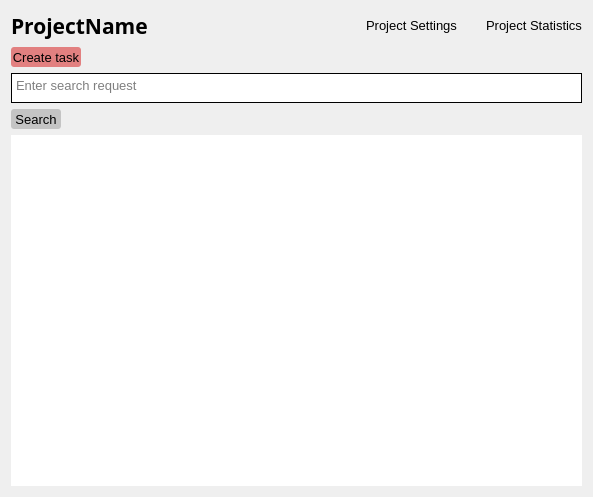
Unkorunk/task-tracker, file task-tracker-frontend/ProjectWidget.ui: the form before one commit.
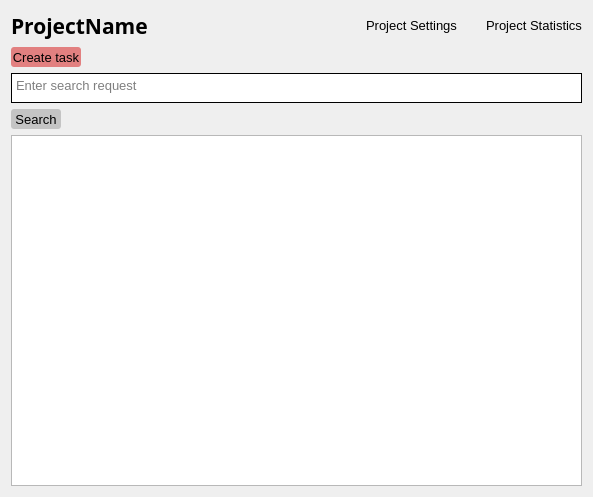
The form after the commit.

Commit message: stop resize window after click on task

Patch:
```diff
--- a/task-tracker-frontend/ProjectWidget.ui
+++ b/task-tracker-frontend/ProjectWidget.ui
@@ -201,8 +201,14 @@
      </item>
      <item>
       <widget class="QListWidget" name="listWidget">
+       <property name="sizePolicy">
+        <sizepolicy hsizetype="Expanding" vsizetype="Expanding">
+         <horstretch>0</horstretch>
+         <verstretch>0</verstretch>
+        </sizepolicy>
+       </property>
        <property name="styleSheet">
-        <string notr="true">border-radius: 0px;</string>
+        <string notr="true"/>
        </property>
        <property name="frameShadow">
         <enum>QFrame::Raised</enum>
```
Left out of the diff: 3 changed lines with no effect on the pictures. The commit also changes 2 other files.
